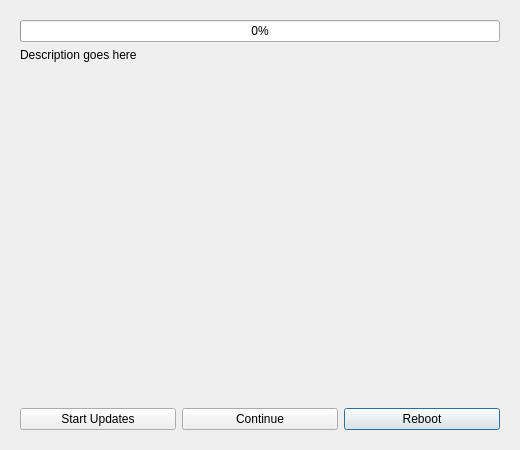
This is launcher/sdw_updater_gui/sdw_updater.ui in freedomofpress/securedrop-workstation as Qt 5 draws it before an edit. The edited form follows.
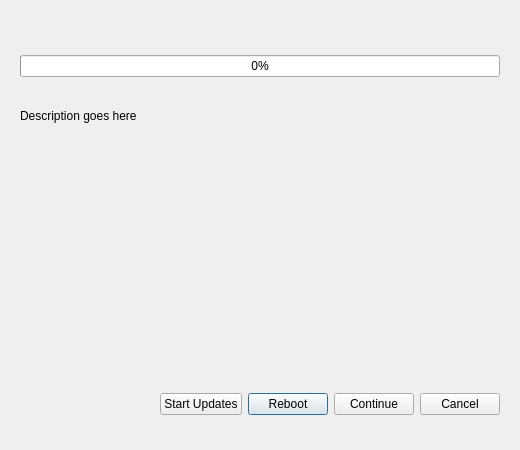
This is the edited form.

Diff of the .ui file:
```diff
--- a/launcher/sdw_updater_gui/sdw_updater.ui
+++ b/launcher/sdw_updater_gui/sdw_updater.ui
@@ -59,44 +59,92 @@
     </size>
    </property>
    <layout class="QGridLayout" name="gridLayout">
-    <item row="4" column="2">
+    <property name="topMargin">
+     <number>35</number>
+    </property>
+    <property name="bottomMargin">
+     <number>15</number>
+    </property>
+    <item row="5" column="0">
+     <spacer name="horizontalSpacer">
+      <property name="orientation">
+       <enum>Qt::Horizontal</enum>
+      </property>
+      <property name="sizeHint" stdset="0">
+       <size>
+        <width>40</width>
+        <height>20</height>
+       </size>
+      </property>
+     </spacer>
+    </item>
+    <item row="5" column="2">
      <widget class="QPushButton" name="rebootButton">
       <property name="text">
        <string>Reboot</string>
       </property>
      </widget>
     </item>
-    <item row="1" column="0" colspan="3">
-     <widget class="QProgressBar" name="progressBar">
-      <property name="value">
-       <number>0</number>
-      </property>
-     </widget>
-    </item>
-    <item row="4" column="0">
+    <item row="5" column="1">
      <widget class="QPushButton" name="applyUpdatesButton">
       <property name="text">
        <string>Start Updates</string>
       </property>
      </widget>
     </item>
-    <item row="4" column="1">
+    <item row="5" column="4">
+     <widget class="QPushButton" name="cancelButton">
+      <property name="text">
+       <string>Cancel</string>
+      </property>
+     </widget>
+    </item>
+    <item row="5" column="3">
      <widget class="QPushButton" name="clientOpenButton">
       <property name="text">
        <string>Continue</string>
       </property>
      </widget>
     </item>
-    <item row="2" column="0" colspan="3" alignment="Qt::AlignTop">
+    <item row="1" column="0" colspan="5">
+     <widget class="QProgressBar" name="progressBar">
+      <property name="value">
+       <number>0</number>
+      </property>
+     </widget>
+    </item>
+    <item row="3" column="0" colspan="5">
      <widget class="QLabel" name="proposedActionDescription">
       <property name="text">
        <string>Description goes here</string>
       </property>
+      <property name="alignment">
+       <set>Qt::AlignLeading|Qt::AlignLeft|Qt::AlignTop</set>
+      </property>
       <property name="wordWrap">
        <bool>true</bool>
       </property>
      </widget>
     </item>
+    <item row="2" column="0" colspan="5">
+     <widget class="QLabel" name="label">
+      <property name="minimumSize">
+       <size>
+        <width>0</width>
+        <height>20</height>
+       </size>
+      </property>
+      <property name="maximumSize">
+       <size>
+        <width>16777215</width>
+        <height>20</height>
+       </size>
+      </property>
+      <property name="text">
+       <string/>
+      </property>
+     </widget>
+    </item>
    </layout>
   </widget>
  </widget>
```
